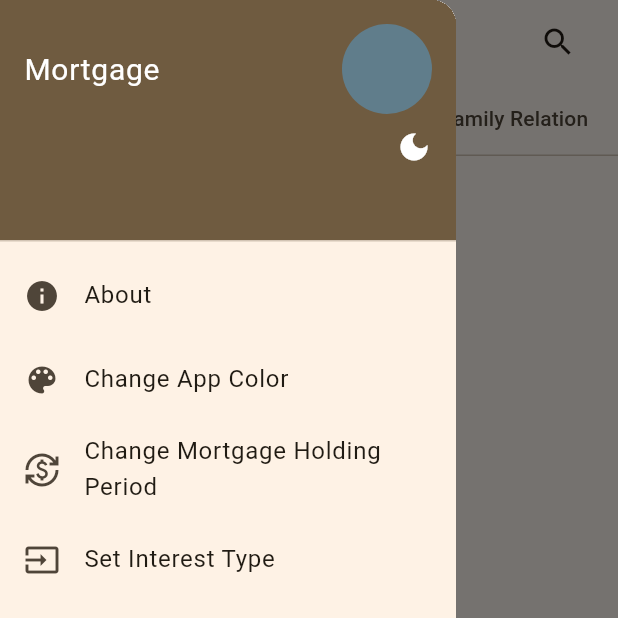
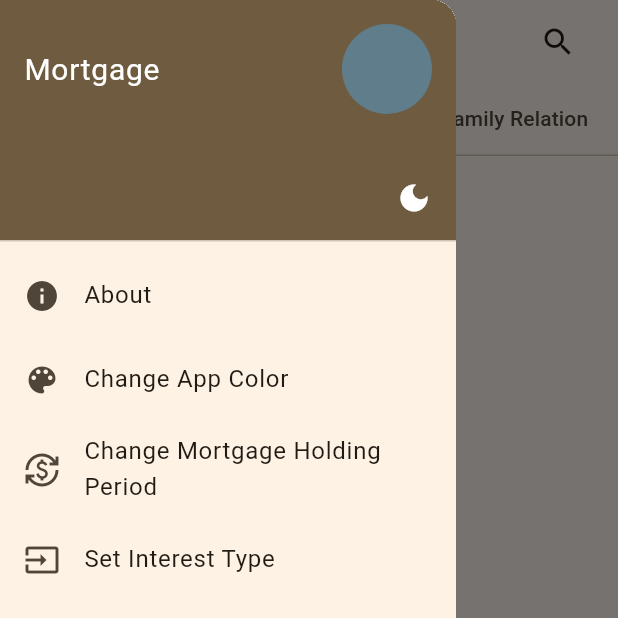
Before and after one commit to kumsumit/loanx, a Flutter app: the DashBoard screen opened directly, item 2 of the bottom bar chosen, with the side drawer open, on a phone screen of 412 x 824 dp, the top half of it. Run offline on Flutter 3.47's test engine with Material 3 defaults, Android fonts, the phone set to English and light mode, and no system bars; our stand-ins replace auto_size_text, flutter_hooks, flutter_native_splash, flutter_secure_storage, flutter_typeahead, google_sign_in and 5 more; missing offline and left inert: encrypt, flutter_color_picker_plus, googleapis, workmanager; accounts and stored records are empty; generated files the repository leaves out were written again; network calls fail; statements that could not run were skipped.

Commit message:
profile ui fixed

```diff
--- a/lib/screens/drawer.dart
+++ b/lib/screens/drawer.dart
@@ -40,7 +40,7 @@ class MyDrawer extends StatelessWidget {
                     ),
                     ProfilePicture(imageUrl: FastDB.getPhotourl(), displayName: FastDB.getDisplayName()),
                   ],
-                ),
+                ),Spacer(),
                 Row(
                   mainAxisAlignment: MainAxisAlignment.spaceBetween,
                   children: [
@@ -48,10 +48,14 @@ class MyDrawer extends StatelessWidget {
                       child: Column(mainAxisSize: MainAxisSize.min,
                         crossAxisAlignment: CrossAxisAlignment.start,
                         children: [
-                          AutoSizeText(FastDB.getDisplayName(), style: TextStyle(fontSize: 15),
+                          AutoSizeText(FastDB.getDisplayName(), style: TextStyle(fontSize: 13,
+                           color: Theme.of(context).colorScheme.onSecondary,
+                          ),
                           minFontSize: 10,
                           ),
-                          AutoSizeText(FastDB.getEmail(), style: TextStyle(fontSize: 15),
+                          AutoSizeText(FastDB.getEmail(), style: TextStyle(fontSize: 13,
+                           color: Theme.of(context).colorScheme.onSecondary,
+                          ),
                           maxLines: 3, // Set the maximum number of lines
                            overflow: TextOverflow.visible,
                             minFontSize: 10,
```
